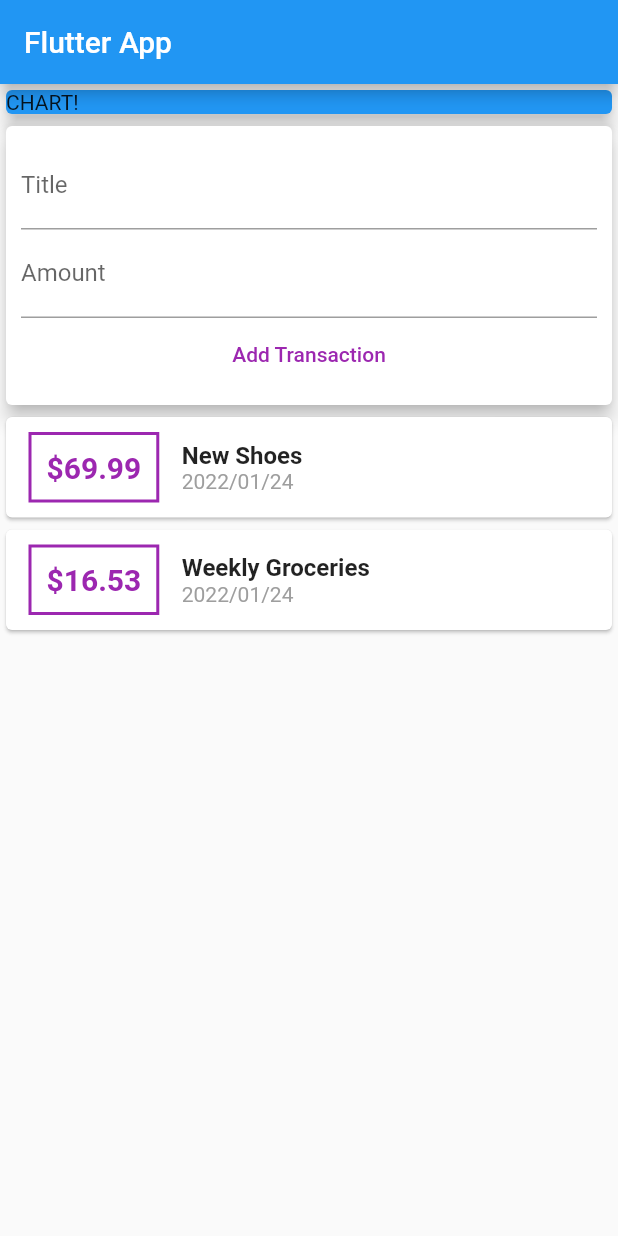
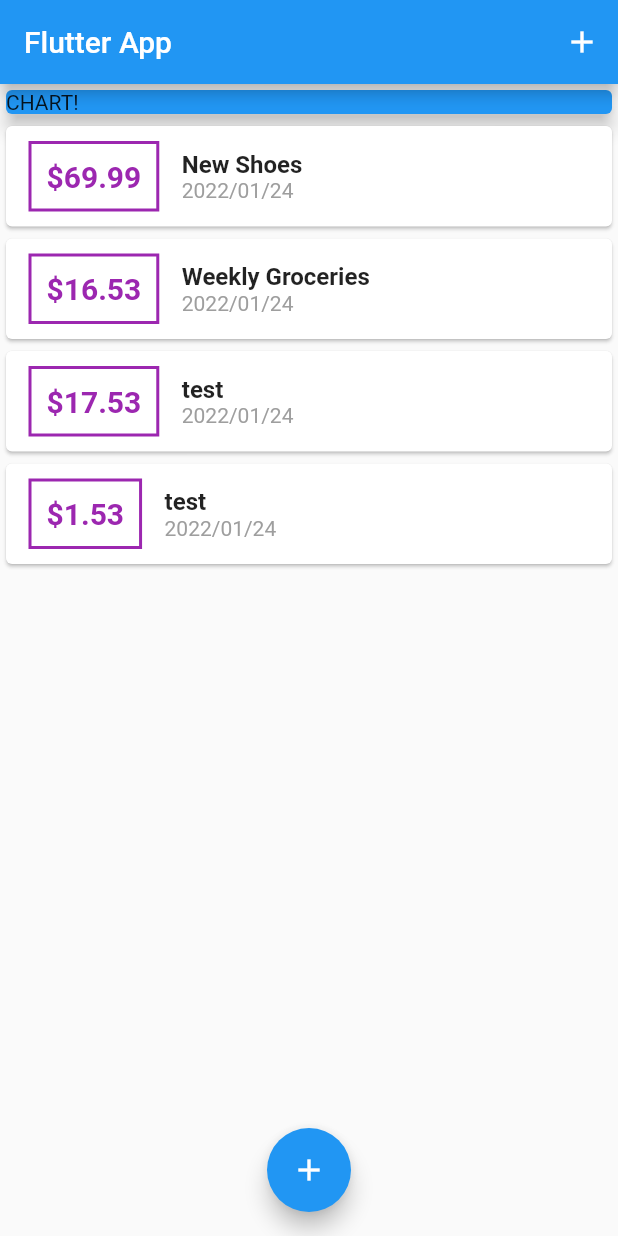
Before and after one commit to qzhao1992/personal_expense, a Flutter app: the screen it shows after launch, on a phone screen of 412 x 824 dp. Run offline on Flutter 3.47's test engine with Material 2 defaults, Android fonts, the phone set to English and light mode, and no system bars.

Commit message:
refectory code

```diff
--- a/lib/main.dart
+++ b/lib/main.dart
@@ -1,5 +1,7 @@
+import 'package:flutter/gestures.dart';
 import 'package:flutter/material.dart';
-import './widgets/user_transactions.dart';
+import 'package:personal_expenses/widgets/new_transaction.dart';
+import 'package:personal_expenses/widgets/transaction_list.dart';
 
 import './models/transaction.dart';
 
@@ -15,19 +17,84 @@ class MyApp extends StatelessWidget {
   }
 }
 
-class MyHomePage extends StatelessWidget {
-  // late String titleInput;
-  // late String amountInput;
-  final titleController = TextEditingController();
-  final amountController = TextEditingController();
+class MyHomePage extends StatefulWidget {
+  @override
+  State<MyHomePage> createState() => _MyHomePageState();
+}
+
+class _MyHomePageState extends State<MyHomePage> {
+
+  final List<Transaction> _userTransactions = [
+    Transaction(
+      id: 't1',
+      title: 'New Shoes',
+      amount: 69.99,
+      date: DateTime.now(),
+    ),
+    Transaction(
+      id: 't2',
+      title: 'Weekly Groceries',
+      amount: 16.53,
+      date: DateTime.now(),
+    ),
+    Transaction(
+      id: 't3',
+      title: 'test',
+      amount: 17.53,
+      date: DateTime.now(),
+    ),
+    Transaction(
+      id: 't4',
+      title: 'test',
+      amount: 1.53,
+      date: DateTime.now(),
+    ),
+    Transaction(
+      id: 't5',
+      title: 'test',
+      amount: 11.53,
+      date: DateTime.now(),
+    ),
+    Transaction(
+      id: 't6',
+      title: 'test',
+      amount: 111.53,
+      date: DateTime.now(),
+    ),
+  ];
+
+  void _addNewTransaction(String txTitle, double txAmount){
+    final newTx = Transaction(title: txTitle, amount: txAmount, date: DateTime.now(), id: DateTime.now().toString(),);
+
+    setState(() {
+      _userTransactions.add(newTx);
+    });
+  }
+
+  void _startAddNewTransaction(BuildContext ctx){
+    showModalBottomSheet(context: ctx, builder: (_) {
+      return GestureDetector(
+        onTap: () {},
+        child: NewTransaction(_addNewTransaction),
+        behavior: HitTestBehavior.opaque,
+        );
+    });
+  }
 
   @override
   Widget build(BuildContext context) {
     return Scaffold(
       appBar: AppBar(
         title: Text('Flutter App'),
+        actions: [
+          IconButton(
+            icon: Icon(Icons.add),
+            onPressed: () => _startAddNewTransaction(context),
+          )
+        ],
       ),
-      body: Column(
+      body: SingleChildScrollView(
+        child: Column(
           // mainAxisAlignment: MainAxisAlignment.spaceAround,
           crossAxisAlignment: CrossAxisAlignment.stretch,
           children: <Widget>[
@@ -39,8 +106,14 @@ class MyHomePage extends StatelessWidget {
                 elevation: 5,
               ),
             ),
-          UserTransactions(),
+            TransactionList(_userTransactions),
           ],
+        ),
+      ),
+      floatingActionButtonLocation: FloatingActionButtonLocation.centerFloat,
+      floatingActionButton: FloatingActionButton(
+        child: Icon(Icons.add),
+        onPressed: () => _startAddNewTransaction(context),
       ),
     );
   }
--- a/lib/widgets/new_transaction.dart
+++ b/lib/widgets/new_transaction.dart
@@ -6,6 +6,20 @@ class NewTransaction extends StatelessWidget {
   final amountController = TextEditingController();
 
   NewTransaction(this.addTx);
+
+  void submitData(){
+    final enteredTitle = titleController.text;
+    final enteredAmount = double.parse(amountController.text);
+
+    if(enteredTitle.isEmpty || enteredAmount <= 0){
+      return;
+    }
+
+    addTx(
+      enteredTitle,
+      enteredAmount
+    );
+  }
 
   @override
   Widget build(BuildContext context){
@@ -18,19 +32,16 @@ class NewTransaction extends StatelessWidget {
                   TextField(
                     decoration: InputDecoration(labelText: 'Title'),
                     controller: titleController,
-                    // onChanged: (value) {
-                    //   titleInput = value;
-                    // },
+                    onSubmitted: (_) => submitData(),
                   ),
                   TextField(
                     decoration: InputDecoration(labelText: 'Amount'),
                     controller: amountController,
-                    // onChanged: (value) => amountInput = value,
+                    keyboardType: TextInputType.number,
+                    onSubmitted: (_) => submitData(),
                   ),
                   FlatButton(
-                    onPressed: () {
-                      addTx(titleController.text, double.parse(amountController.text));
-                    },
+                    onPressed: submitData,
                     child: Text('Add Transaction'),
                     textColor: Colors.purple,
                   ),
--- a/lib/widgets/transaction_list.dart
+++ b/lib/widgets/transaction_list.dart
@@ -9,8 +9,10 @@ class TransactionList extends StatelessWidget{
 
   @override
   Widget build(BuildContext context) {
-    return Column(
-            children: transactions.map((tx) {
+    return Container(
+      height: 300.0,
+      child: ListView.builder(
+        itemBuilder: (ctx, index){
           return Card(
                   child: Row(
                     children: <Widget>[
@@ -27,7 +29,7 @@ class TransactionList extends StatelessWidget{
                         ),
                         padding: EdgeInsets.all(10),
                         child: Text(
-                        '\$${tx.amount}',
+                          '\$${transactions[index].amount.toStringAsFixed(2)}',
                           style: TextStyle(
                             fontWeight: FontWeight.bold,
                             fontSize: 20,
@@ -39,14 +41,14 @@ class TransactionList extends StatelessWidget{
                         crossAxisAlignment: CrossAxisAlignment.start,
                         children: <Widget>[
                           Text(
-                          tx.title,
+                            transactions[index].title,
                             style: TextStyle(
                               fontSize: 16,
                               fontWeight: FontWeight.bold,
                             ),
                           ),
                           Text(
-                          DateFormat('yyyy/MM/dd').format(tx.date),
+                            DateFormat('yyyy/MM/dd').format(transactions[index].date),
                             style: TextStyle(
                               color: Colors.grey,
                             ),
@@ -56,7 +58,9 @@ class TransactionList extends StatelessWidget{
                     ],
                   ),
                 );
-            }).toList(),
+        },
+        itemCount: transactions.length,
+      ),
     );
   }
 }
--- a/lib/widgets/user_transactions.dart
+++ /dev/null
@@ -1,43 +0,0 @@
-import 'package:flutter/material.dart';
-import '../models/transaction.dart';
-import './transaction_list.dart';
-import './new_transaction.dart';
-
-class UserTransactions extends StatefulWidget {
-  @override
-  _UserTransactionsState createState() => _UserTransactionsState();
-}
-
-class _UserTransactionsState extends State<UserTransactions> {
-
-  final List<Transaction> _userTransactions = [
-    Transaction(
-      id: 't1',
-      title: 'New Shoes',
-      amount: 69.99,
-      date: DateTime.now(),
-    ),
-    Transaction(
-      id: 't2',
-      title: 'Weekly Groceries',
-      amount: 16.53,
-      date: DateTime.now(),
-    ),
-  ];
-
-  void _addNewTransaction(String txTitle, double txAmount){
-    final newTx = Transaction(title: txTitle, amount: txAmount, date: DateTime.now(), id: DateTime.now().toString(),);
-
-    setState(() {
-      _userTransactions.add(newTx);
-    });
-  }
-
-  @override
-  Widget build(BuildContext context){
-    return Column(children: [
-      NewTransaction(_addNewTransaction),
-      TransactionList(_userTransactions),
-    ],);
-  }
-}
```
Lines whose indentation alone changed are shown as unchanged.
